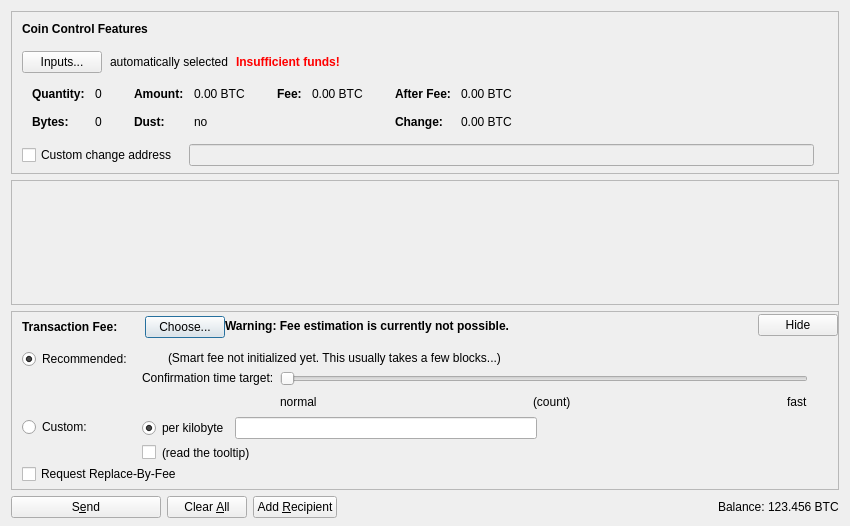
This is src/qt/forms/sendcoinsdialog.ui in project-ecc/eccoin as Qt 5 draws it before an edit. The edited form follows.
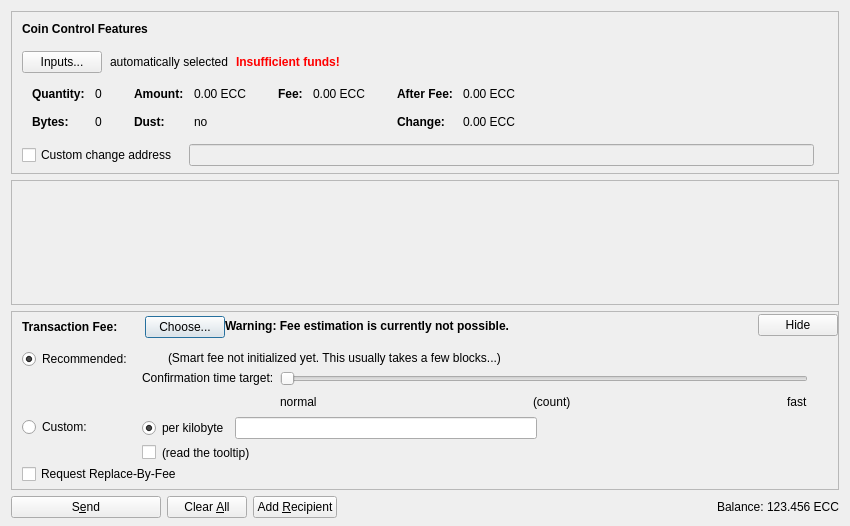
This is the edited form. Icons and pictures are not drawn. Custom widgets are drawn as their Qt base class.

The edit to the form file:
```diff
--- a/src/qt/forms/sendcoinsdialog.ui
+++ b/src/qt/forms/sendcoinsdialog.ui
@@ -324,7 +324,7 @@
                   <enum>Qt::ActionsContextMenu</enum>
                  </property>
                  <property name="text">
-                  <string notr="true">0.00 BTC</string>
+                  <string notr="true">0.00 ECC</string>
                  </property>
                  <property name="textInteractionFlags">
                   <set>Qt::LinksAccessibleByMouse|Qt::TextSelectableByKeyboard|Qt::TextSelectableByMouse</set>
@@ -404,7 +404,7 @@
                   <enum>Qt::ActionsContextMenu</enum>
                  </property>
                  <property name="text">
-                  <string notr="true">0.00 BTC</string>
+                  <string notr="true">0.00 ECC</string>
                  </property>
                  <property name="textInteractionFlags">
                   <set>Qt::LinksAccessibleByMouse|Qt::TextSelectableByKeyboard|Qt::TextSelectableByMouse</set>
@@ -455,7 +455,7 @@
                   <enum>Qt::ActionsContextMenu</enum>
                  </property>
                  <property name="text">
-                  <string notr="true">0.00 BTC</string>
+                  <string notr="true">0.00 ECC</string>
                  </property>
                  <property name="textInteractionFlags">
                   <set>Qt::LinksAccessibleByMouse|Qt::TextSelectableByKeyboard|Qt::TextSelectableByMouse</set>
@@ -484,7 +484,7 @@
                   <enum>Qt::ActionsContextMenu</enum>
                  </property>
                  <property name="text">
-                  <string notr="true">0.00 BTC</string>
+                  <string notr="true">0.00 ECC</string>
                  </property>
                  <property name="textInteractionFlags">
                   <set>Qt::LinksAccessibleByMouse|Qt::TextSelectableByKeyboard|Qt::TextSelectableByMouse</set>
@@ -1309,7 +1309,7 @@
           <cursorShape>IBeamCursor</cursorShape>
          </property>
          <property name="text">
-          <string notr="true">123.456 BTC</string>
+          <string notr="true">123.456 ECC</string>
          </property>
          <property name="textInteractionFlags">
           <set>Qt::LinksAccessibleByMouse|Qt::TextSelectableByKeyboard|Qt::TextSelectableByMouse</set>
```
